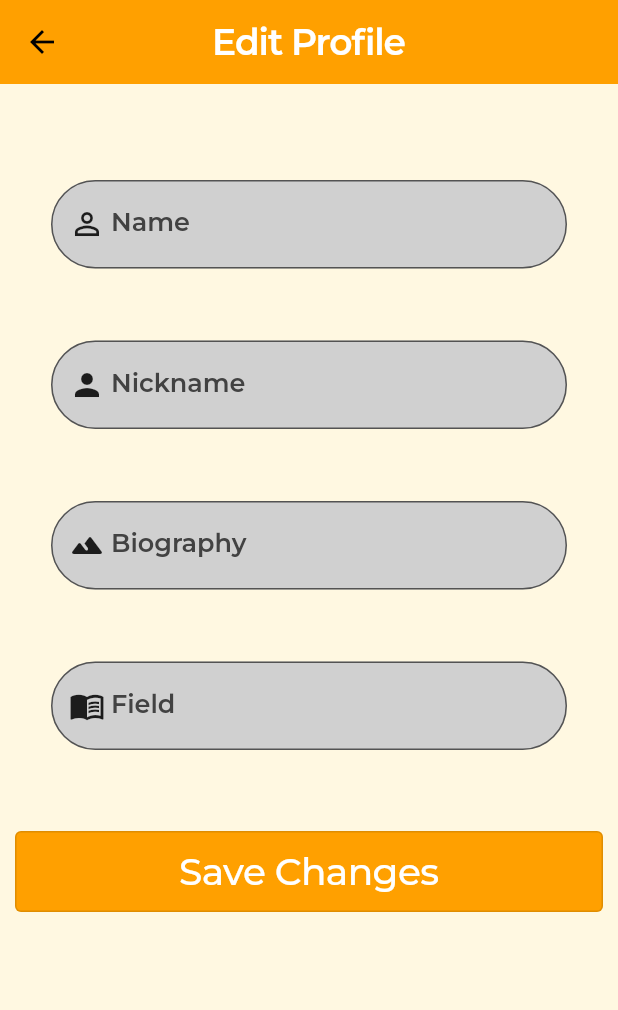
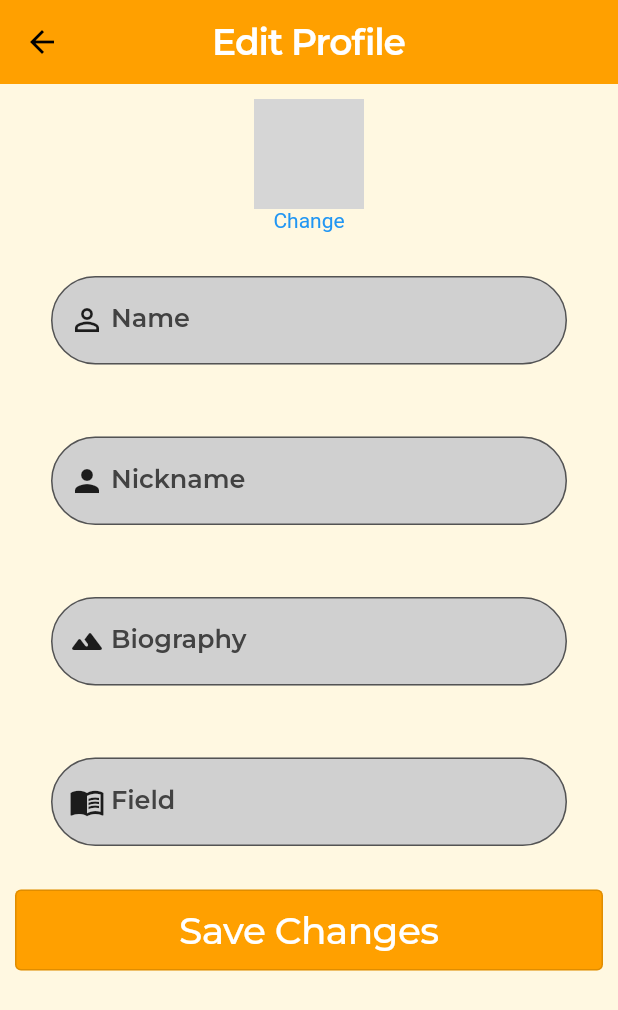
Before and after one commit to oytunkuday/campSU, a Flutter app: the EditProfile screen opened directly, on a phone screen of 412 x 824 dp. Shown: the top 1010 px of the screen. Run offline on Flutter 3.47's test engine with Material 2 defaults, Android fonts, the light colour scheme and no system bars; our stand-ins replace email_validator, google_fonts, shared_preferences, video_player; missing offline and left inert: dart:ffi; accounts and stored records are empty; network calls fail; grey boxes are pictures that could not be loaded.

Commit message:
editprofile updated

```diff
--- a/lib/pages/profile_page.dart
+++ b/lib/pages/profile_page.dart
@@ -153,7 +153,8 @@ class _ProfilePageState extends State<ProfilePage> {
                 style: TextButton.styleFrom(
                     padding: const EdgeInsets.all(0),
                     textStyle: TextStyle(height: 1)),
-                child: const Text('Edit Profile'),
+                child: const Text('Edit Profile',
+                    style: TextStyle(color: Colors.blue)),
               )
             ]),
             const Text(
--- a/lib/routes/editProfile.dart
+++ b/lib/routes/editProfile.dart
@@ -30,13 +30,32 @@ class _editState extends State<EditProfile> {
         ),
         body: Scaffold(
           backgroundColor: AppColors.backgroundColor,
-          body: Padding(
+          body: SingleChildScrollView(
+            child: Padding(
               padding: Dimens.regularPadding,
               child: Form(
                 child: Column(
                   crossAxisAlignment: CrossAxisAlignment.stretch,
                   children: [
-                  SizedBox(height: 30),
+                    Center(
+                      child: Container(
+                        width: 73,
+                        height: 73,
+                        decoration: BoxDecoration(
+                            borderRadius: BorderRadius.circular(30),
+                            image: const DecorationImage(
+                                image: NetworkImage(
+                                    "https://images.pexels.com/photos/220453/pexels-photo-220453.jpeg?auto=compress&cs=tinysrgb&dpr=2&w=500"),
+                                fit: BoxFit.cover)),
+                      ),
+                    ),
+                    Center(
+                      child: Container(
+                        child: const Text('Change',
+                            style: TextStyle(color: Colors.blue)),
+                      ),
+                    ),
+                    SizedBox(height: 5),
                     Container(
                       padding: EdgeInsets.all(24),
                       width: screenWidth(context, dividedBy: 1.1),
@@ -45,6 +64,13 @@ class _editState extends State<EditProfile> {
                         enableSuggestions: false,
                         autocorrect: false,
                         decoration: InputDecoration(
+                          focusedBorder: OutlineInputBorder(
+                            borderSide: BorderSide(
+                              width: 2,
+                              color: AppColors.postColor,
+                            ),
+                            borderRadius: BorderRadius.circular(30),
+                          ),
                           label: Container(
                             width: 150,
                             child: Row(
@@ -73,6 +99,13 @@ class _editState extends State<EditProfile> {
                       child: TextFormField(
                         keyboardType: TextInputType.emailAddress,
                         decoration: InputDecoration(
+                          focusedBorder: OutlineInputBorder(
+                            borderSide: BorderSide(
+                              width: 2,
+                              color: AppColors.postColor,
+                            ),
+                            borderRadius: BorderRadius.circular(30),
+                          ),
                           label: Container(
                             width: 116,
                             child: Row(
@@ -103,6 +136,13 @@ class _editState extends State<EditProfile> {
                         enableSuggestions: false,
                         autocorrect: false,
                         decoration: InputDecoration(
+                          focusedBorder: OutlineInputBorder(
+                            borderSide: BorderSide(
+                              width: 2,
+                              color: AppColors.postColor,
+                            ),
+                            borderRadius: BorderRadius.circular(30),
+                          ),
                           label: Container(
                             width: 150,
                             child: Row(
@@ -133,6 +173,13 @@ class _editState extends State<EditProfile> {
                         enableSuggestions: false,
                         autocorrect: false,
                         decoration: InputDecoration(
+                          focusedBorder: OutlineInputBorder(
+                            borderSide: BorderSide(
+                              width: 2,
+                              color: AppColors.postColor,
+                            ),
+                            borderRadius: BorderRadius.circular(30),
+                          ),
                           label: Container(
                             width: 150,
                             child: Row(
@@ -155,7 +202,7 @@ class _editState extends State<EditProfile> {
                         ),
                       ),
                     ),
-                  SizedBox(height: 30),
+                    SizedBox(height: 5),
                     OutlinedButton(
                       onPressed: () {
                         Navigator.pop(context);
@@ -175,6 +222,7 @@ class _editState extends State<EditProfile> {
                 ),
               ),
             ),
+          ),
         ));
   }
 }
```
Also changed, not shown: lib/main.dart (+74 -0 lines). Lines whose indentation alone changed are shown as unchanged.
